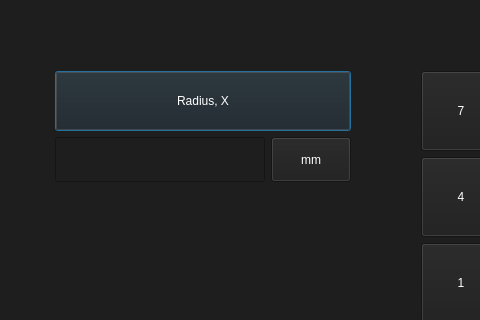
Old version of the form src/setpos.ui in the repository hjliaw/Candle-lathe; both pictures show x 0 to 480 and y 0 to 320 of the 800 by 480 pixel window.
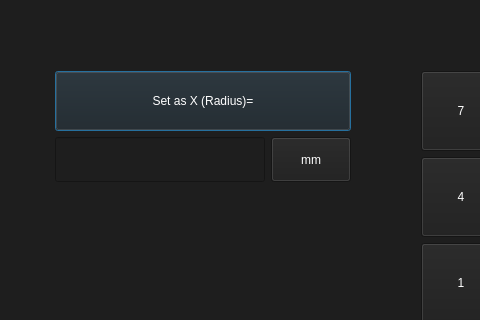
New version of the form.

Commit message: working set as diameter mode, but broken stop button ?

Patch:
```diff
--- a/src/setpos.ui
+++ b/src/setpos.ui
@@ -51,7 +51,7 @@
              </size>
             </property>
             <property name="text">
-             <string>Radius, X</string>
+             <string>Set as X (Radius)=</string>
             </property>
            </widget>
           </item>
```
The commit also changes 4 other files.
